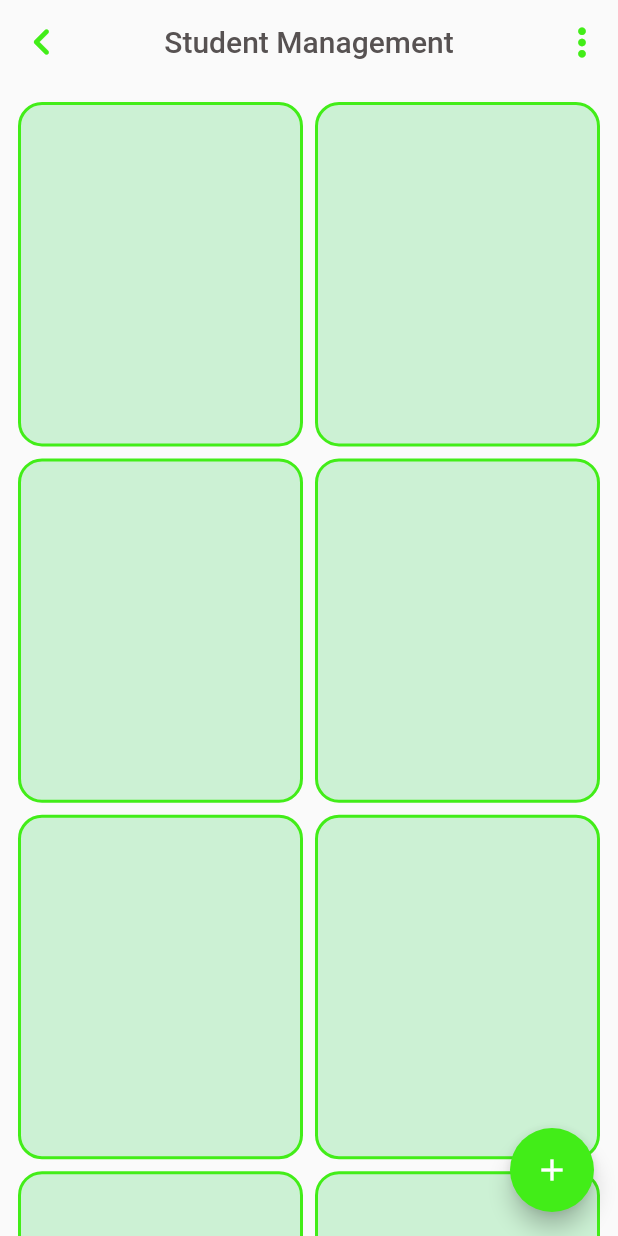
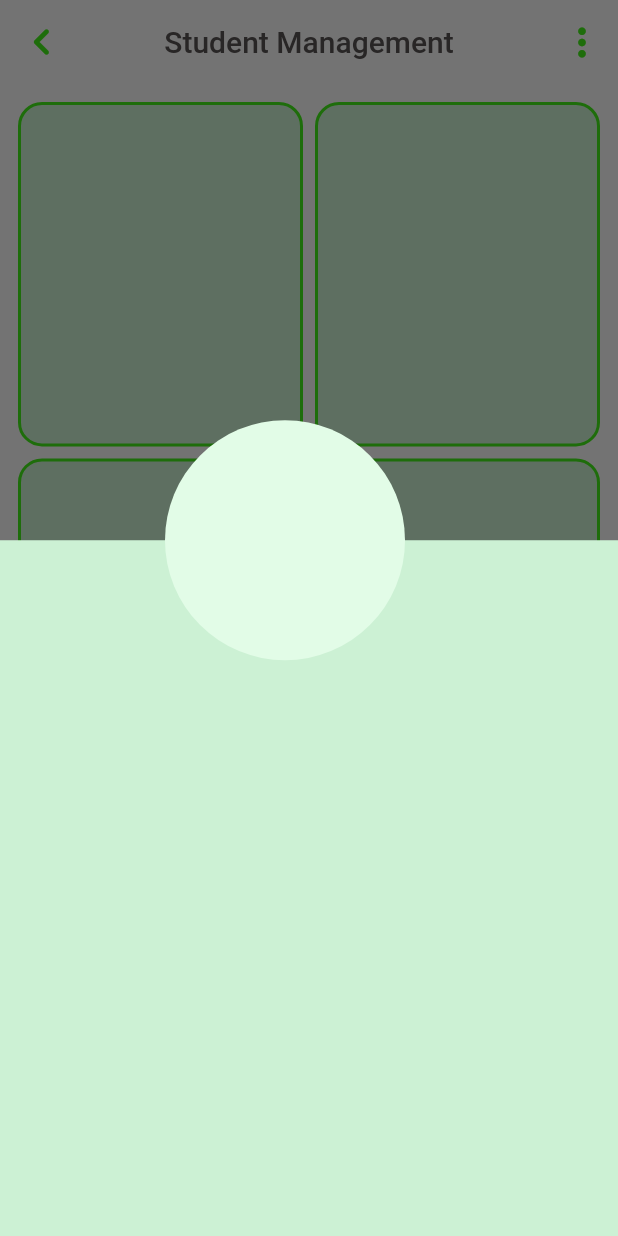
Before and after one commit to marufrobin/firebase_practice, a Flutter app: the screen it shows after launch, after a tap on the "add" icon, on a phone screen of 412 x 824 dp. Run offline on Flutter 3.47's test engine with Material 2 defaults, Android fonts, the phone set to English and light mode, and no system bars; our stand-ins replace cloud_firestore, firebase_core; accounts and stored records are empty.

```diff
--- a/lib/pages/dashboard.dart
+++ b/lib/pages/dashboard.dart
@@ -51,9 +51,47 @@ class _DashBoardState extends State<DashBoard> {
                     margin: EdgeInsets.all(4),
                   ))),
       floatingActionButton: FloatingActionButton(
-          onPressed: () {},
+          onPressed: () {
+            buildAddStudent(context);
+          },
           child: Icon(Icons.add),
           backgroundColor: Color(0xff42ED18)),
     );
   }
+
+  Future<dynamic> buildAddStudent(BuildContext context) {
+    return showModalBottomSheet(
+      elevation: 0,
+      backgroundColor: Colors.transparent,
+      isScrollControlled: true,
+      isDismissible: true,
+      context: context,
+      builder: (context) {
+        return Container(
+          height: MediaQuery.of(context).size.height * 0.66,
+          color: Colors.transparent,
+          child: Stack(
+            children: [
+              Container(
+                // height: MediaQuery.of(context).size.height * 0.5,
+                margin: EdgeInsets.only(
+                  top: 80,
+                ),
+                decoration: BoxDecoration(
+                  color: Color(0xffCCF1D4),
+                ),
+              ),
+              Positioned(
+                left: 110,
+                child: CircleAvatar(
+                  backgroundColor: Color(0xffE2FCE7),
+                  radius: 80,
+                ),
+              ),
+            ],
+          ),
+        );
+      },
+    );
+  }
 }
```
